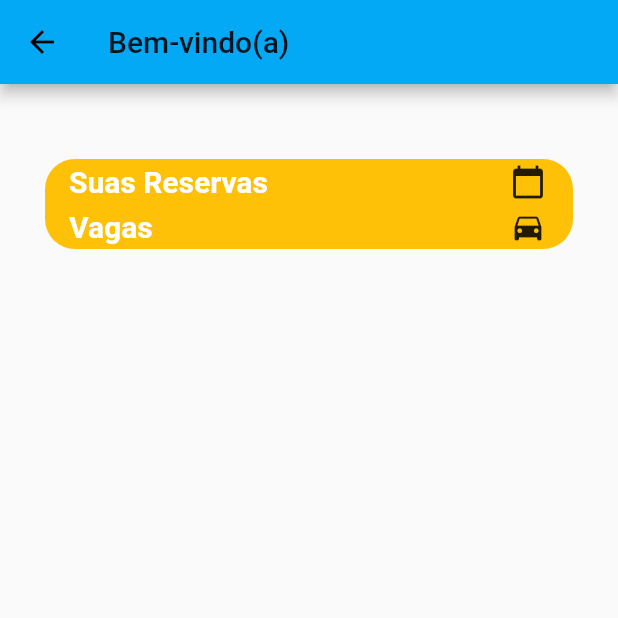
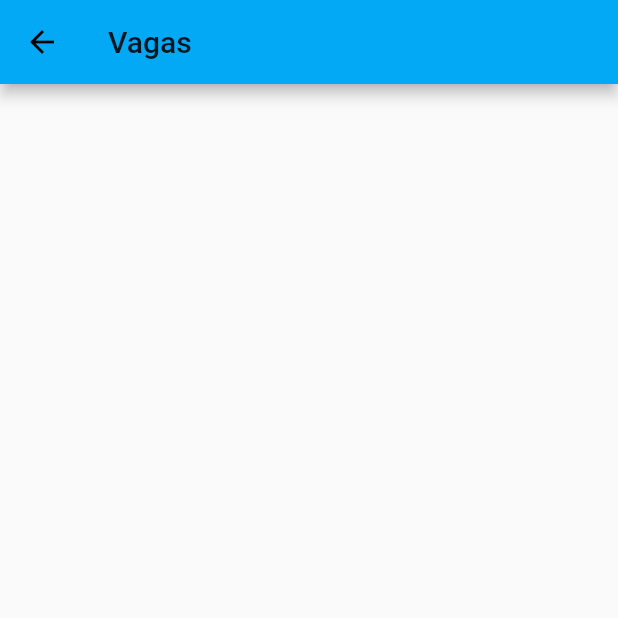
Before and after one commit to lucasfrederico/flutter-estacionamento, a Flutter app: the WelcomePage screen opened directly, after a tap on "Vagas", on a phone screen of 412 x 824 dp, the top half of it. Run offline on Flutter 3.47's test engine with Material 2 defaults, Android fonts, the phone set to English and light mode, and no system bars; missing offline and left inert: sweetalert.

Commit message:
Corrigido botões na WelcomePage e adicionado direcionamento para a tela MyReservesPage e VacanciesPage.

```diff
--- /dev/null
+++ b/flutter_estacionamento/lib/pages/vacancies.page.dart
@@ -0,0 +1,18 @@
+import 'package:flutter/material.dart';
+
+class VacanciesPage extends StatelessWidget {
+  @override
+  Widget build(BuildContext context) {
+    return Scaffold(
+        body: Container(
+      height: 200,
+      child: ListView(
+        children: <Widget>[
+          AppBar(
+            title: Text('Vagas'),
+          )
+        ],
+      ),
+    ));
+  }
+}
--- a/flutter_estacionamento/lib/pages/welcome.page.dart
+++ b/flutter_estacionamento/lib/pages/welcome.page.dart
@@ -1,7 +1,19 @@
 import 'package:flutter/material.dart';
 import 'package:flutter/rendering.dart';
+import 'package:flutter_estacionamento/pages/my-reserves.page.dart';
+import 'package:flutter_estacionamento/pages/vacancies.page.dart';
 
 class WelcomePage extends StatelessWidget {
+  Future _redirectToMyReserves(BuildContext context) async {
+    Navigator.push(
+        context, MaterialPageRoute(builder: (context) => MyReservesPage()));
+  }
+
+  Future _redirectToVacancies(BuildContext context) async {
+    Navigator.push(
+        context, MaterialPageRoute(builder: (context) => VacanciesPage()));
+  }
+
   @override
   Widget build(BuildContext context) {
     return Scaffold(
@@ -13,21 +25,22 @@ class WelcomePage extends StatelessWidget {
             ),
             Container(
               margin: EdgeInsets.only(top: 50, left: 30, right: 30),
-              height: 60,
+              height: 200,
               alignment: Alignment.centerLeft,
+              child: Column(
+                mainAxisAlignment: MainAxisAlignment.spaceBetween,
+                children: <Widget>[
+                  Expanded(
+                    child: SizedBox.expand(
+                      child: Builder(
+                        builder: (ctx) => Container(
                           decoration: BoxDecoration(
                             color: Colors.amber,
                             borderRadius: BorderRadius.all(
                               Radius.circular(20),
                             ),
                           ),
-              child: Column(
-                mainAxisAlignment: MainAxisAlignment.spaceBetween,
-                children: <Widget>[
-                  Expanded(
-                    child: SizedBox.expand(
-                      child: Builder(
-                        builder: (ctx) => FlatButton(
+                          child: FlatButton(
                             child: Row(
                               mainAxisAlignment: MainAxisAlignment.spaceBetween,
                               children: <Widget>[
@@ -49,15 +62,26 @@ class WelcomePage extends StatelessWidget {
                                 )
                               ],
                             ),
-                          onPressed: () => {},
+                            onPressed: () => _redirectToMyReserves(ctx),
                           ),
                         ),
                       ),
                     ),
+                  ),
+                  SizedBox(
+                    height: 20,
+                  ),
                   Expanded(
                     child: SizedBox.expand(
                       child: Builder(
-                        builder: (ctx) => FlatButton(
+                        builder: (ctx) => Container(
+                          decoration: BoxDecoration(
+                            color: Colors.amber,
+                            borderRadius: BorderRadius.all(
+                              Radius.circular(20),
+                            ),
+                          ),
+                          child: FlatButton(
                             child: Row(
                               mainAxisAlignment: MainAxisAlignment.spaceBetween,
                               children: <Widget>[
@@ -79,7 +103,8 @@ class WelcomePage extends StatelessWidget {
                                 )
                               ],
                             ),
-                          onPressed: () => {},
+                            onPressed: () => _redirectToVacancies(ctx),
+                          ),
                         ),
                       ),
                     ),
```
Also changed, not shown: flutter_estacionamento/lib/pages/my-reserves.page.dart (added, +18 -0 lines), 5 other files. Lines whose indentation alone changed are shown as unchanged.
